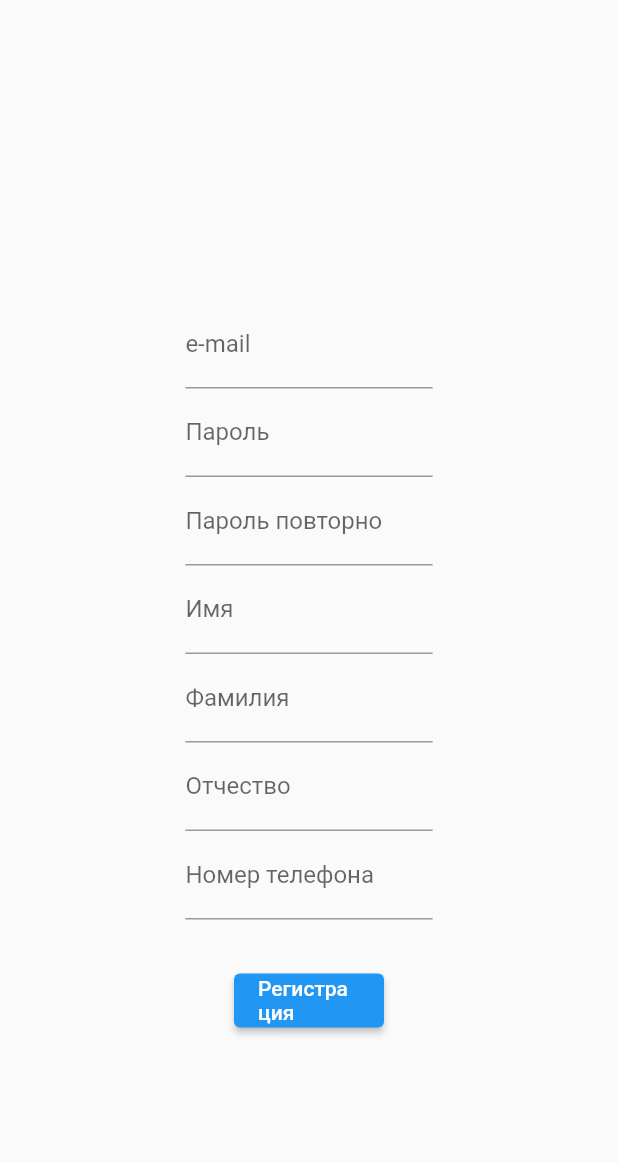
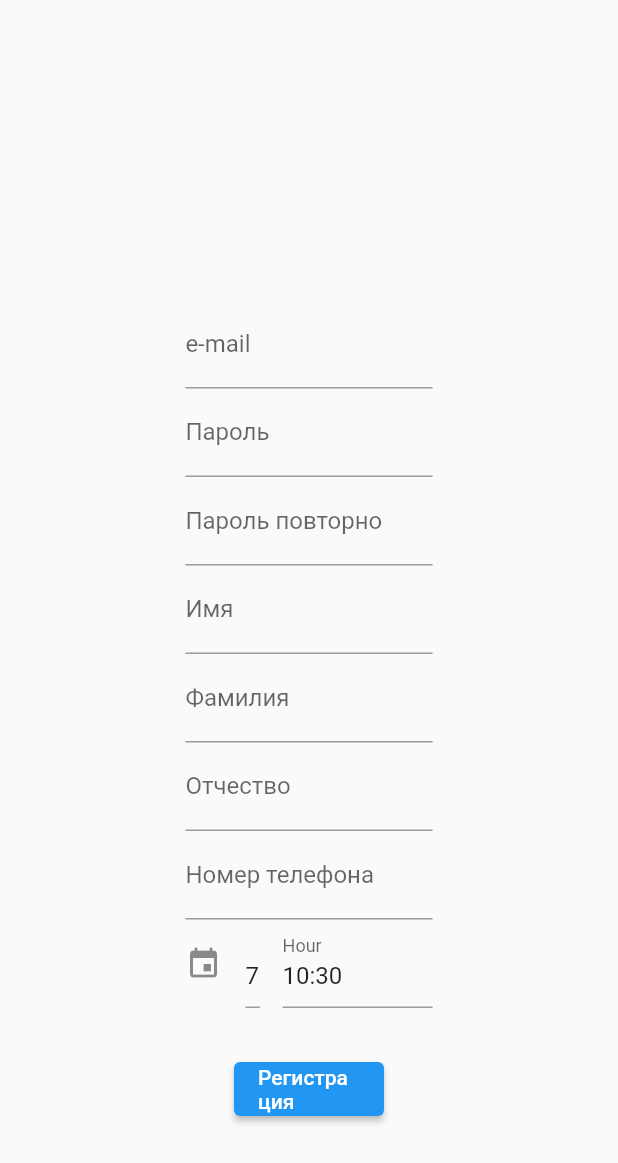
Before and after one commit to ajbars/loyalty_program, a Flutter app: the SignUp screen opened directly, on a phone screen of 412 x 824 dp. Shown: the top 1163 px of the screen. Run offline on Flutter 3.47's test engine with Material 2 defaults, Android fonts, the phone set to English and light mode, and no system bars; drawn by our look-alikes of date_time_picker; our stand-ins replace fluttertoast, sqflite; accounts and stored records are empty.

Commit message:
Date complete

```diff
--- a/lib/screens/sign_up.dart
+++ b/lib/screens/sign_up.dart
@@ -3,6 +3,7 @@ import 'package:bottombar/models/dataStore.model.dart';
 import 'package:bottombar/screens/login.dart';
 import 'package:flutter/material.dart';
 import 'package:fluttertoast/fluttertoast.dart';
+import 'package:date_time_picker/date_time_picker.dart';
 
 import '../controller.dart';
 import '../nav.dart';
@@ -15,6 +16,7 @@ final nameStr = TextEditingController();
 final lastNameStr = TextEditingController();
 final patronymicStr = TextEditingController();
 final telNumStr = TextEditingController();
+DateTime birthDate;
 
 class SignUp extends StatefulWidget {
   DataStore datastore;
@@ -68,6 +70,30 @@ class _SignUpState extends State<SignUp> {
                      decoration: InputDecoration(
                        labelText: "Номер телефона"
                      )),
+DateTimePicker(
+  type: DateTimePickerType.dateTimeSeparate,
+  dateMask: 'd MMM, yyyy',
+  initialValue: DateTime.now().toString(),
+  firstDate: DateTime(2000),
+  lastDate: DateTime(2100),
+  icon: Icon(Icons.event),
+  dateLabelText: 'Date',
+  timeLabelText: "Hour",
+  selectableDayPredicate: (date) {
+    // Disable weekend days to select from the calendar
+    if (date.weekday == 6 || date.weekday == 7) {
+      return false;
+    }
+
+    return true;
+  },
+  onChanged: (val) => print(val),
+  validator: (val) {
+    print(val);
+    return null;
+  },
+  onSaved: (val) => print(val),
+),
                      Padding(
                        padding: const EdgeInsets.only(top: 30.0),
                        child: SizedBox(
@@ -77,7 +103,7 @@ class _SignUpState extends State<SignUp> {
                              print(nameStr);
                              print(password);
                              print(password2);
-                             bool signUpSuccess = controller.signUp(emailStr.text, nameStr.text, lastNameStr.text, patronymicStr.text, telNumStr.text, password.text, password2.text, datastore);
+                             bool signUpSuccess = controller.signUp(emailStr.text, nameStr.text, lastNameStr.text, patronymicStr.text, telNumStr.text, password.text, password2.text, datastore, birthDate);
                              if (signUpSuccess == true) {
 Fluttertoast.showToast(
           msg: 'Вы успешно зарегистрировались!',
--- a/pubspec.yaml
+++ b/pubspec.yaml
@@ -26,6 +26,7 @@ dependencies:
   sqflite: any
   path_provider: any
   fluttertoast: ^7.0.2
+  date_time_picker: "^2.0.0"
 
 
 
```
Also changed, not shown: 1 other file.
